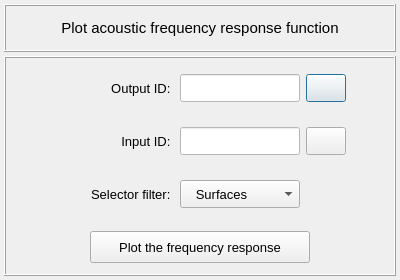
The window that vibra/interface/data/ui_files/plots/acoustic/plot_acoustic_frequency_response_function.ui (MOPT-UFSC/VIBRA) describes before a commit, drawn with Qt 5.
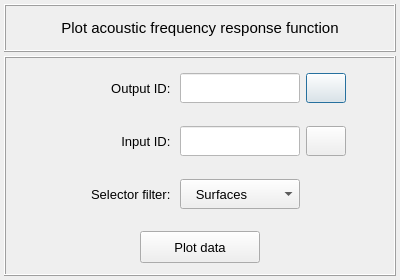
The same window after the commit. Icons and pictures are not drawn.

Commit message: Review on TL/NR and FRF plots

What changed in the file:
```diff
--- a/vibra/interface/data/ui_files/plots/acoustic/plot_acoustic_frequency_response_function.ui
+++ b/vibra/interface/data/ui_files/plots/acoustic/plot_acoustic_frequency_response_function.ui
@@ -225,13 +225,13 @@
            <property name="minimumSize">
             <size>
              <width>120</width>
-             <height>28</height>
+             <height>30</height>
             </size>
            </property>
            <property name="maximumSize">
             <size>
              <width>120</width>
-             <height>28</height>
+             <height>30</height>
             </size>
            </property>
            <property name="font">
@@ -256,13 +256,13 @@
            <property name="minimumSize">
             <size>
              <width>120</width>
-             <height>28</height>
+             <height>30</height>
             </size>
            </property>
            <property name="maximumSize">
             <size>
              <width>120</width>
-             <height>28</height>
+             <height>30</height>
             </size>
            </property>
            <property name="font">
@@ -287,13 +287,13 @@
            <property name="minimumSize">
             <size>
              <width>40</width>
-             <height>28</height>
+             <height>30</height>
             </size>
            </property>
            <property name="maximumSize">
             <size>
              <width>40</width>
-             <height>28</height>
+             <height>30</height>
             </size>
            </property>
            <property name="font">
@@ -385,13 +385,13 @@
           <widget class="QPushButton" name="pushButton_plot_frequency_response">
            <property name="minimumSize">
             <size>
-             <width>220</width>
+             <width>120</width>
              <height>32</height>
             </size>
            </property>
            <property name="maximumSize">
             <size>
-             <width>220</width>
+             <width>120</width>
              <height>32</height>
             </size>
            </property>
@@ -408,7 +408,7 @@
             <string notr="true"/>
            </property>
            <property name="text">
-            <string>  Plot the frequency response  </string>
+            <string>Plot data</string>
            </property>
            <property name="flat">
             <bool>false</bool>
@@ -462,13 +462,13 @@
            <property name="minimumSize">
             <size>
              <width>120</width>
-             <height>28</height>
+             <height>30</height>
             </size>
            </property>
            <property name="maximumSize">
             <size>
              <width>120</width>
-             <height>28</height>
+             <height>30</height>
             </size>
            </property>
            <property name="font">
@@ -507,13 +507,13 @@
            <property name="minimumSize">
             <size>
              <width>120</width>
-             <height>28</height>
+             <height>30</height>
             </size>
            </property>
            <property name="maximumSize">
             <size>
              <width>120</width>
-             <height>28</height>
+             <height>30</height>
             </size>
            </property>
            <property name="font">
@@ -637,13 +637,13 @@
            <property name="minimumSize">
             <size>
              <width>120</width>
-             <height>28</height>
+             <height>30</height>
             </size>
            </property>
            <property name="maximumSize">
             <size>
              <width>120</width>
-             <height>28</height>
+             <height>30</height>
             </size>
            </property>
            <property name="font">
@@ -668,13 +668,13 @@
            <property name="minimumSize">
             <size>
              <width>120</width>
-             <height>28</height>
+             <height>30</height>
             </size>
            </property>
            <property name="maximumSize">
             <size>
              <width>120</width>
-             <height>28</height>
+             <height>30</height>
             </size>
            </property>
            <property name="font">
@@ -702,13 +702,13 @@
            <property name="minimumSize">
             <size>
              <width>40</width>
-             <height>28</height>
+             <height>30</height>
             </size>
            </property>
            <property name="maximumSize">
             <size>
              <width>40</width>
-             <height>28</height>
+             <height>30</height>
             </size>
            </property>
            <property name="font">
```
Left out of the diff: 12 changed lines with no effect on the pictures. The commit also changes 14 other files.
